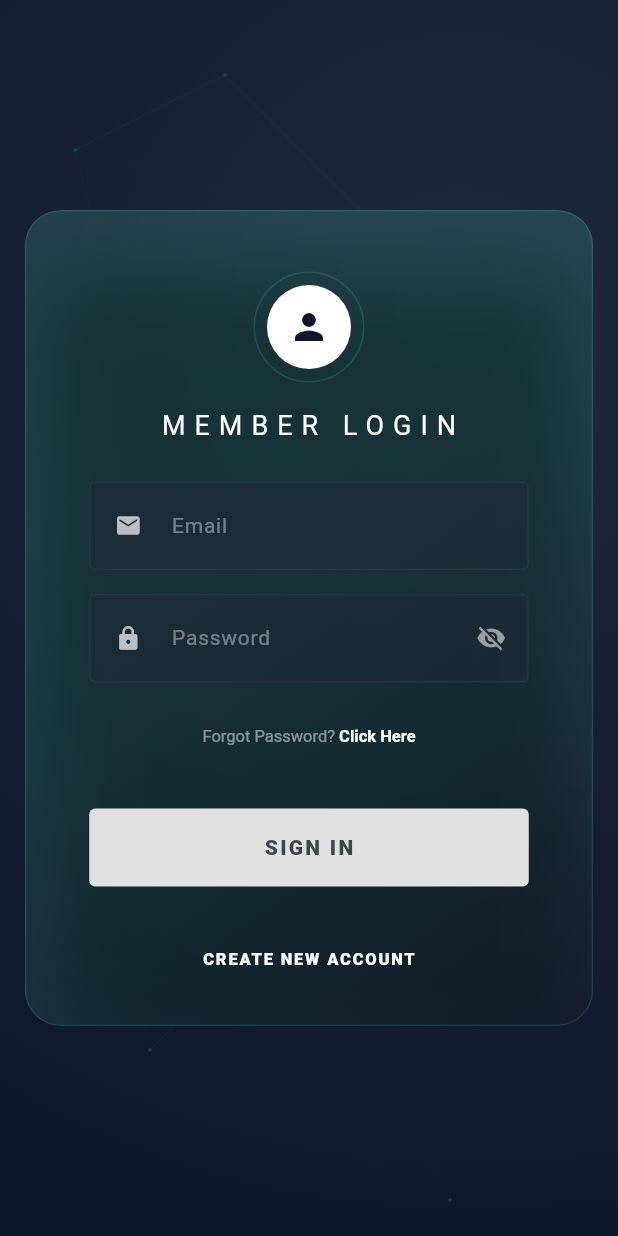
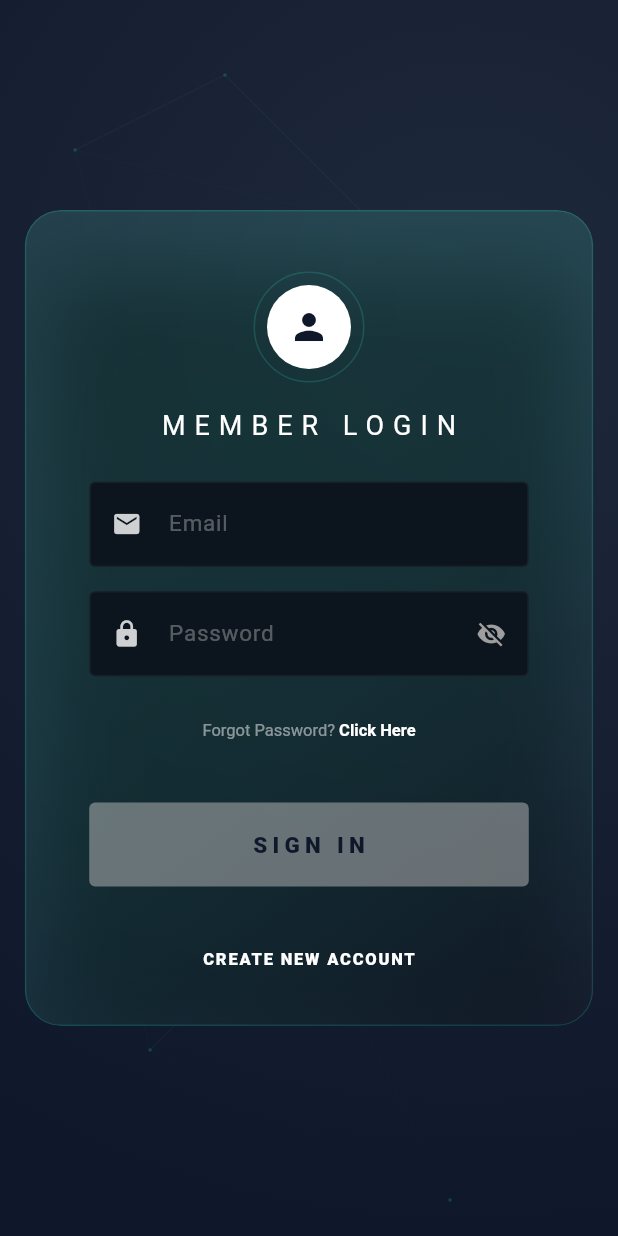
Before and after one commit to Jeyzimtech/group10-skill-sharing-hub, a Flutter app: the screen it shows after launch, on a phone screen of 412 x 824 dp. Run offline on Flutter 3.47's test engine with Material 3 defaults, Android fonts, the light colour scheme and no system bars.

Commit message:
Pushing remaining widget updates for Nexus UI rebranding

```diff
--- a/mobile_app/lib/widgets/custom_button.dart
+++ b/mobile_app/lib/widgets/custom_button.dart
@@ -60,20 +60,8 @@ class _CustomButtonState extends State<CustomButton>
   Widget build(BuildContext context) {
     final isDisabled = widget.onPressed == null;
 
-    // Determine colors based on text to match the new design
-    Color bgColor;
-    Color textColor;
-
-    if (widget.text.toUpperCase() == 'REGISTER' ||
-        widget.text.toUpperCase() == 'SIGN UP' ||
-        widget.text.toUpperCase() == 'LOGIN' ||
-        widget.text.toUpperCase() == 'SIGN IN') {
-      bgColor = const Color(0xFFE0E0E0); // Light gray
-      textColor = const Color(0xFF37474F);
-    } else {
-      bgColor = isDisabled ? Colors.grey.shade400 : const Color(0xFF2E7D32);
-      textColor = Colors.white;
-    }
+    // Updated to always use dark navy text for the silver button to match Image 3
+    final textColor = const Color(0xFF0F172A);
 
     return GestureDetector(
       onTapDown: _onTapDown,
@@ -84,41 +72,54 @@ class _CustomButtonState extends State<CustomButton>
         child: AnimatedContainer(
           duration: const Duration(milliseconds: 300),
           curve: Curves.easeInOut,
-          height: 52,
-          width: widget.isLoading ? 52 : double.infinity,
+          height: 56,
+          width: widget.isLoading ? 56 : double.infinity,
           decoration: BoxDecoration(
-            color: bgColor,
-            borderRadius: BorderRadius.circular(4),
+            gradient: isDisabled || widget.isLoading
+                ? null
+                : const LinearGradient(
+                    begin: Alignment.topCenter,
+                    end: Alignment.bottomCenter,
+                    colors: [
+                      Color(0xFFFFFFFF),
+                      Color(0xFFF0F0F0),
+                      Color(0xFFE2E2E2),
+                    ],
+                    stops: [0.0, 0.4, 1.0], // Metallic highlight
+                  ),
+            color: isDisabled ? Colors.grey.shade400.withValues(alpha: 0.5) : null,
+            borderRadius: BorderRadius.circular(widget.isLoading ? 28 : 4),
             boxShadow: isDisabled || widget.isLoading
                 ? []
                 : [
                     BoxShadow(
-                      color: Colors.black.withOpacity(0.2),
-                      blurRadius: 8,
-                      offset: const Offset(0, 4),
+                      color: Colors.black.withValues(alpha: 0.4),
+                      blurRadius: 25,
+                      spreadRadius: -5,
+                      offset: const Offset(0, 12),
                     )
                   ],
           ),
           alignment: Alignment.center,
           child: widget.isLoading
-              ? const SizedBox(
-                  width: 20,
-                  height: 20,
+              ? SizedBox(
+                  width: 24,
+                  height: 24,
                   child: CircularProgressIndicator(
-                    color: Colors.white,
-                    strokeWidth: 2,
+                    color: textColor,
+                    strokeWidth: 3,
                   ),
                 )
               : AnimatedSwitcher(
                   duration: const Duration(milliseconds: 200),
                   child: Text(
-                    widget.text.toUpperCase(),
+                    widget.text,
                     key: ValueKey(widget.text),
                     style: TextStyle(
                       color: textColor,
-                      fontSize: 14,
-                      fontWeight: FontWeight.w800,
-                      letterSpacing: 1.5,
+                      fontSize: 15,
+                      fontWeight: FontWeight.w900,
+                      letterSpacing: 3.5, // Even wider for that premium look
                     ),
                   ),
                 ),
--- a/mobile_app/lib/widgets/custom_text_field.dart
+++ b/mobile_app/lib/widgets/custom_text_field.dart
@@ -83,10 +83,10 @@ class _CustomTextFieldState extends State<CustomTextField>
         children: [
           Container(
             decoration: BoxDecoration(
-              color: const Color(0xFF1B2838).withOpacity(0.6),
+              color: const Color(0xFF0B121A).withValues(alpha: 0.9), // Even darker for better block contrast
               borderRadius: BorderRadius.circular(4),
               border: Border.all(
-                color: hasError ? Colors.red : Colors.white.withOpacity(0.05),
+                color: hasError ? Colors.red : Colors.white.withValues(alpha: 0.05),
                 width: 1,
               ),
             ),
@@ -95,8 +95,9 @@ class _CustomTextFieldState extends State<CustomTextField>
               onChanged: widget.onChanged,
               keyboardType: widget.keyboardType,
               textInputAction: widget.textInputAction,
+              cursorColor: const Color(0xFF2DD4BF),
               style: const TextStyle(
-                fontSize: 14,
+                fontSize: 15,
                 fontWeight: FontWeight.w400,
                 color: Colors.white,
                 letterSpacing: 0.5,
@@ -104,22 +105,19 @@ class _CustomTextFieldState extends State<CustomTextField>
               decoration: InputDecoration(
                 hintText: widget.label,
                 hintStyle: TextStyle(
-                  color: Colors.white.withOpacity(0.4),
-                  fontSize: 14,
+                  color: Colors.white.withValues(alpha: 0.3),
+                  fontSize: 15,
                 ),
-                prefixIcon: Container(
-                  margin: const EdgeInsets.all(12),
-                  padding: const EdgeInsets.all(4),
-                  child: Icon(
-                    widget.icon,
-                    size: 18,
-                    color: Colors.white.withOpacity(0.7),
-                  ),
+                prefixIcon: Icon(
+                  widget.icon,
+                  size: 20,
+                  color: Colors.white.withValues(alpha: 0.8),
                 ),
                 suffixIcon: _buildSuffixIcon(activeColor),
                 border: InputBorder.none,
                 contentPadding: const EdgeInsets.symmetric(
-                  vertical: 18,
+                  vertical: 16,
+                  horizontal: 16,
                 ),
               ),
             ),
```
